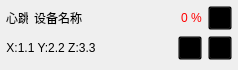
First picture: the form in UAVManage/devicecontrol.ui, repository gessd/UAVManage, before the edit.
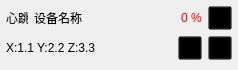
Second picture: the form after the edit. Icons and pictures are not drawn.

```diff
--- a/UAVManage/devicecontrol.ui
+++ b/UAVManage/devicecontrol.ui
@@ -186,23 +186,10 @@
           <string>X:1.1 Y:2.2 Z:3.3</string>
          </property>
          <property name="alignment">
-          <set>Qt::AlignCenter</set>
+          <set>Qt::AlignLeading|Qt::AlignLeft|Qt::AlignVCenter</set>
          </property>
         </widget>
        </item>
-       <item>
-        <spacer name="horizontalSpacer_2">
-         <property name="orientation">
-          <enum>Qt::Horizontal</enum>
-         </property>
-         <property name="sizeHint" stdset="0">
-          <size>
-           <width>40</width>
-           <height>20</height>
-          </size>
-         </property>
-        </spacer>
-       </item>
        <item>
         <widget class="QToolButton" name="btnLED">
          <property name="minimumSize">
```
